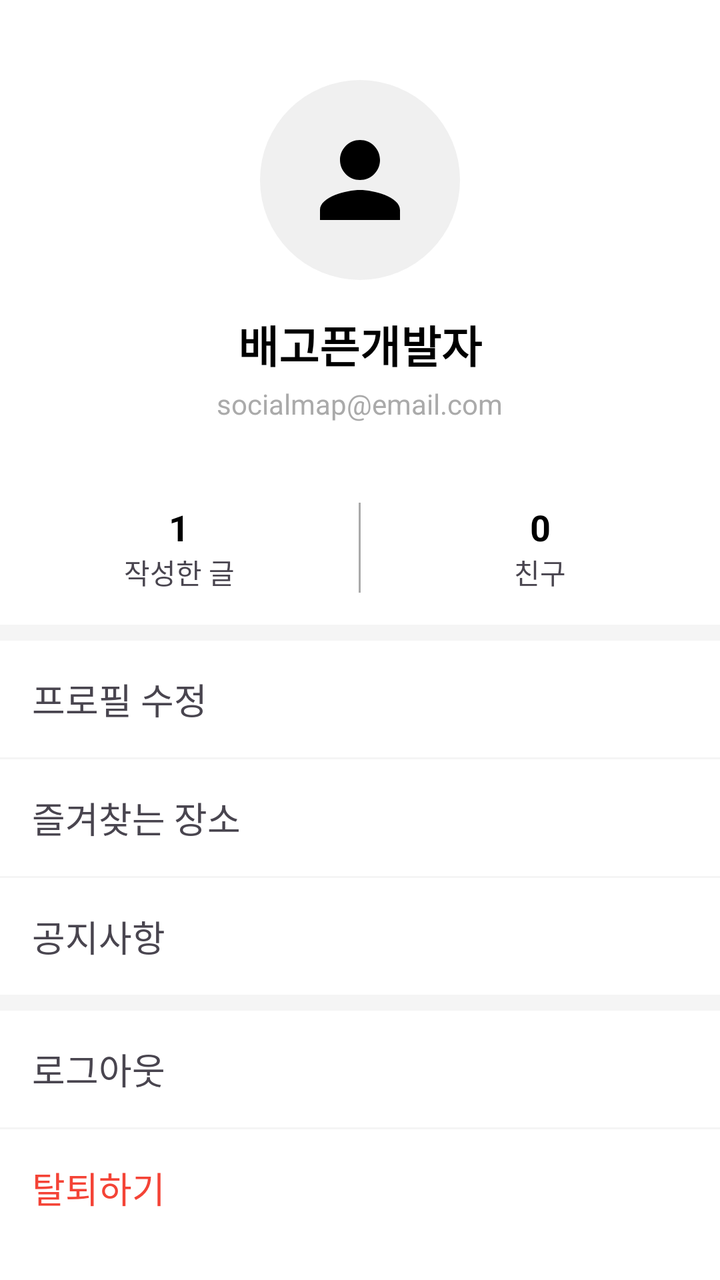
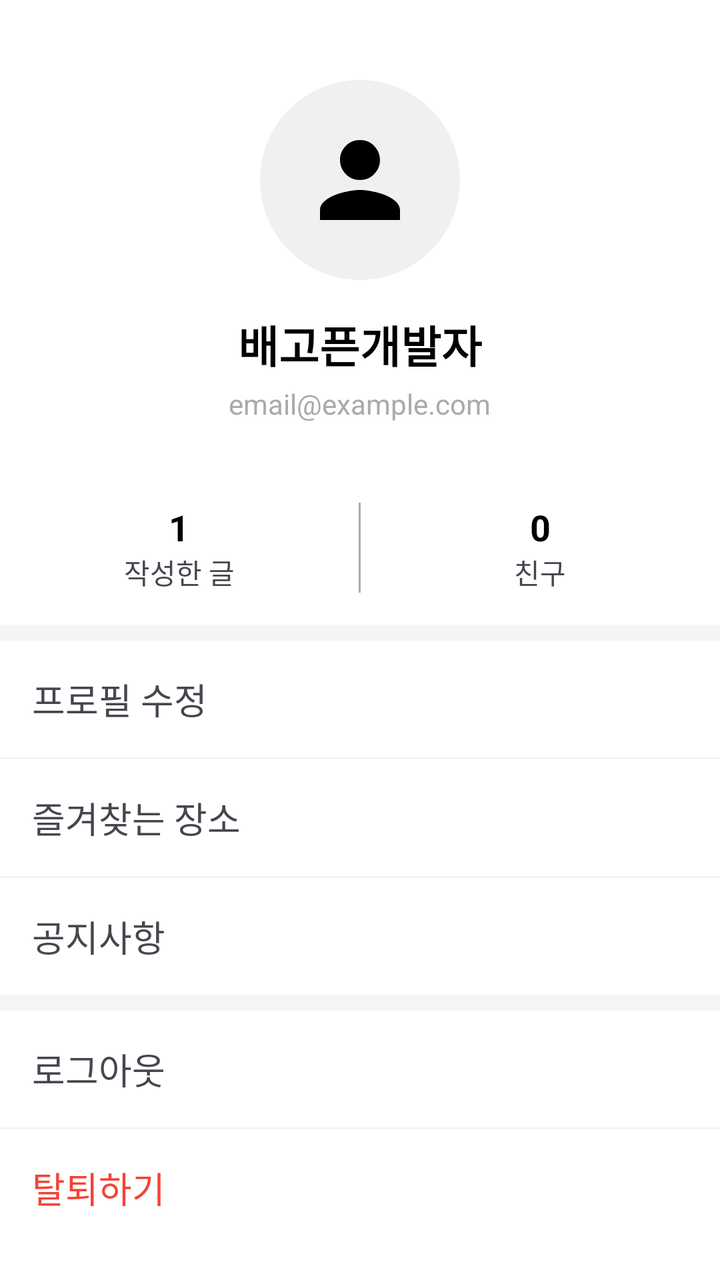

The first picture is an Android layout as it rendered before a commit; the second is the same layout after the commit. The layout source and the unified diff follow.
<!-- AndroidManifest.xml: application theme Theme.SocialMyMap -->
<!-- res/layout/activity_my_page.xml -->
<?xml version="1.0" encoding="utf-8"?>
<LinearLayout xmlns:android="http://schemas.android.com/apk/res/android"
    android:layout_width="match_parent"
    android:layout_height="match_parent"
    android:orientation="vertical"
    android:background="@android:color/white">

    
    <LinearLayout
        android:layout_width="match_parent"
        android:layout_height="wrap_content"
        android:orientation="vertical"
        android:gravity="center_horizontal"
        android:paddingTop="40dp"
        android:paddingBottom="24dp">

        <ImageView
            android:id="@+id/iv_profile"
            android:layout_width="100dp"
            android:layout_height="100dp"
            android:src="@drawable/ic_feature_people"
            android:background="@drawable/bg_icon_circle"
            android:padding="20dp"/>

        <TextView
            android:id="@+id/tv_nickname"
            android:layout_width="wrap_content"
            android:layout_height="wrap_content"
            android:layout_marginTop="16dp"
            android:text="배고픈개발자"
            android:textSize="22sp"
            android:textColor="@android:color/black"
            android:textStyle="bold" />

        <TextView
            android:id="@+id/tv_email"
            android:layout_width="wrap_content"
            android:layout_height="wrap_content"
            android:layout_marginTop="4dp"
            android:text="socialmap@email.com"
            android:textSize="14sp"
            android:textColor="@android:color/darker_gray" />
    </LinearLayout>

    
    <LinearLayout
        android:layout_width="match_parent"
        android:layout_height="wrap_content"
        android:orientation="horizontal"
        android:paddingTop="16dp"
        android:paddingBottom="16dp">

        <LinearLayout
            android:layout_width="0dp"
            android:layout_height="wrap_content"
            android:layout_weight="1"
            android:gravity="center"
            android:orientation="vertical">
            <TextView
                android:layout_width="wrap_content"
                android:layout_height="wrap_content"
                android:text="1"
                android:textSize="18sp"
                android:textStyle="bold"
                android:textColor="@android:color/black"/>
            <TextView
                android:layout_width="wrap_content"
                android:layout_height="wrap_content"
                android:text="작성한 글"/>
        </LinearLayout>

        <View
            android:layout_width="1dp"
            android:layout_height="match_parent"
            android:background="@android:color/darker_gray"/>

        <LinearLayout
            android:layout_width="0dp"
            android:layout_height="wrap_content"
            android:layout_weight="1"
            android:gravity="center"
            android:orientation="vertical">
            <TextView
                android:layout_width="wrap_content"
                android:layout_height="wrap_content"
                android:text="0"
                android:textSize="18sp"
                android:textStyle="bold"
                android:textColor="@android:color/black"/>
            <TextView
                android:layout_width="wrap_content"
                android:layout_height="wrap_content"
                android:text="친구"/>
        </LinearLayout>
    </LinearLayout>

    <View
        android:layout_width="match_parent"
        android:layout_height="8dp"
        android:background="#F5F5F5" />

    
    <TextView
        android:layout_width="match_parent"
        android:layout_height="wrap_content"
        android:text="프로필 수정"
        android:textSize="18sp"
        android:padding="16dp"
        android:clickable="true"
        android:focusable="true"
        android:background="?attr/selectableItemBackground"/>
    <View
        android:layout_width="match_parent"
        android:layout_height="1dp"
        android:background="#F5F5F5" />
    <TextView
        android:layout_width="match_parent"
        android:layout_height="wrap_content"
        android:text="즐겨찾는 장소"
        android:textSize="18sp"
        android:padding="16dp"
        android:clickable="true"
        android:focusable="true"
        android:background="?attr/selectableItemBackground"/>
    <View
        android:layout_width="match_parent"
        android:layout_height="1dp"
        android:background="#F5F5F5" />
    <TextView
        android:layout_width="match_parent"
        android:layout_height="wrap_content"
        android:text="공지사항"
        android:textSize="18sp"
        android:padding="16dp"
        android:clickable="true"
        android:focusable="true"
        android:background="?attr/selectableItemBackground"/>
    <View
        android:layout_width="match_parent"
        android:layout_height="8dp"
        android:background="#F5F5F5" />
    <TextView
        android:layout_width="match_parent"
        android:layout_height="wrap_content"
        android:text="로그아웃"
        android:textSize="18sp"
        android:padding="16dp"
        android:clickable="true"
        android:focusable="true"
        android:background="?attr/selectableItemBackground"/>
    <View
        android:layout_width="match_parent"
        android:layout_height="1dp"
        android:background="#F5F5F5" />
    <TextView
        android:layout_width="match_parent"
        android:layout_height="wrap_content"
        android:text="탈퇴하기"
        android:textColor="#F44336"
        android:textSize="18sp"
        android:padding="16dp"
        android:clickable="true"
        android:focusable="true"
        android:background="?attr/selectableItemBackground"/>

</LinearLayout>
<!-- resources referenced by this layout -->
<resources>
  <!-- drawable bg_icon_circle (drawable) -->
  <?xml version="1.0" encoding="utf-8"?>
  <shape xmlns:android="http://schemas.android.com/apk/res/android"
      android:shape="oval">
      <solid android:color="#F0F0F0"/> </shape>
  <!-- drawable ic_feature_people (drawable) -->
  <vector xmlns:android="http://schemas.android.com/apk/res/android" android:height="24dp" android:tint="#000000" android:viewportHeight="24" android:viewportWidth="24" android:width="24dp">
        
      <path android:fillColor="@android:color/white" android:pathData="M12,12c2.21,0 4,-1.79 4,-4s-1.79,-4 -4,-4 -4,1.79 -4,4 1.79,4 4,4zM12,14c-2.67,0 -8,1.34 -8,4v2h16v-2c0,-2.66 -5.33,-4 -8,-4z"/>
      
  </vector>
  <style name="Theme.SocialMyMap" parent="Base.Theme.SocialMyMap" />
  <style name="Base.Theme.SocialMyMap" parent="Theme.Material3.DayNight">
      
      <item name="colorPrimary">#2196F3</item>
      <item name="colorPrimaryVariant">#1976D2</item>
      <item name="colorOnPrimary">@color/white</item>
      
      <item name="colorSecondary">#03A9F4</item>
      <item name="colorSecondaryVariant">#0288D1</item>
      <item name="colorOnSecondary">@color/black</item>
      
      <item name="android:statusBarColor" tools:targetApi="l">?attr/colorPrimaryVariant</item>
      
    </style>
  <color name="white">#FFFFFFFF</color>
  <color name="black">#FF000000</color>
</resources>

<!-- the commit's change to res/layout/activity_my_page.xml (unified diff, before → after) -->
@@ -33,11 +33,11 @@
             android:textStyle="bold" />
 
         <TextView
-            android:id="@+id/tv_email"
+            android:id="@+id/tv_user_email"
             android:layout_width="wrap_content"
             android:layout_height="wrap_content"
             android:layout_marginTop="4dp"
-            android:text="socialmap@email.com"
+            android:text="email@example.com"
             android:textSize="14sp"
             android:textColor="@android:color/darker_gray" />
     </LinearLayout>
